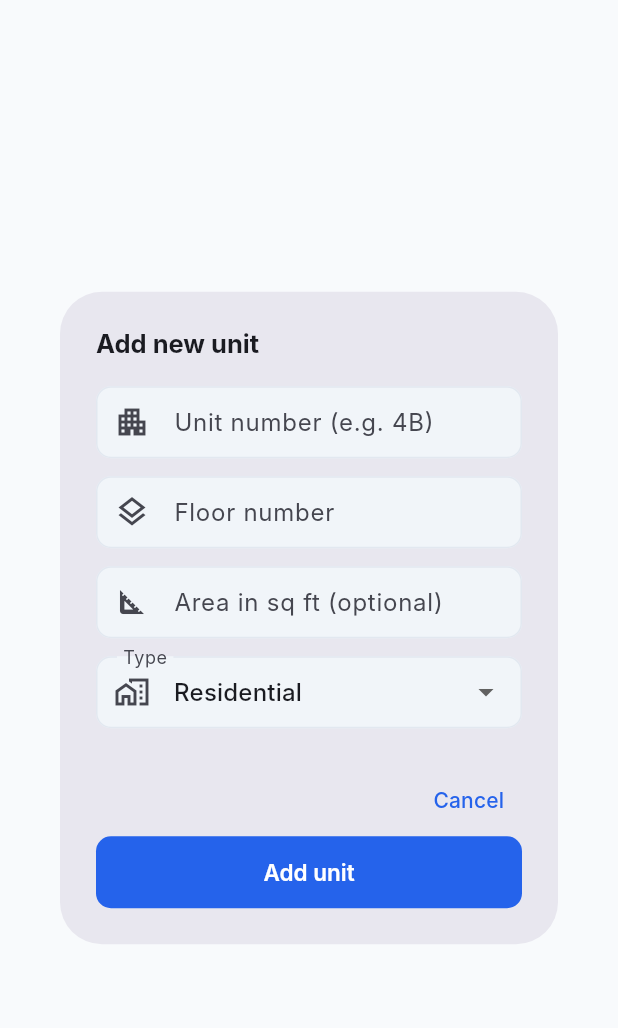
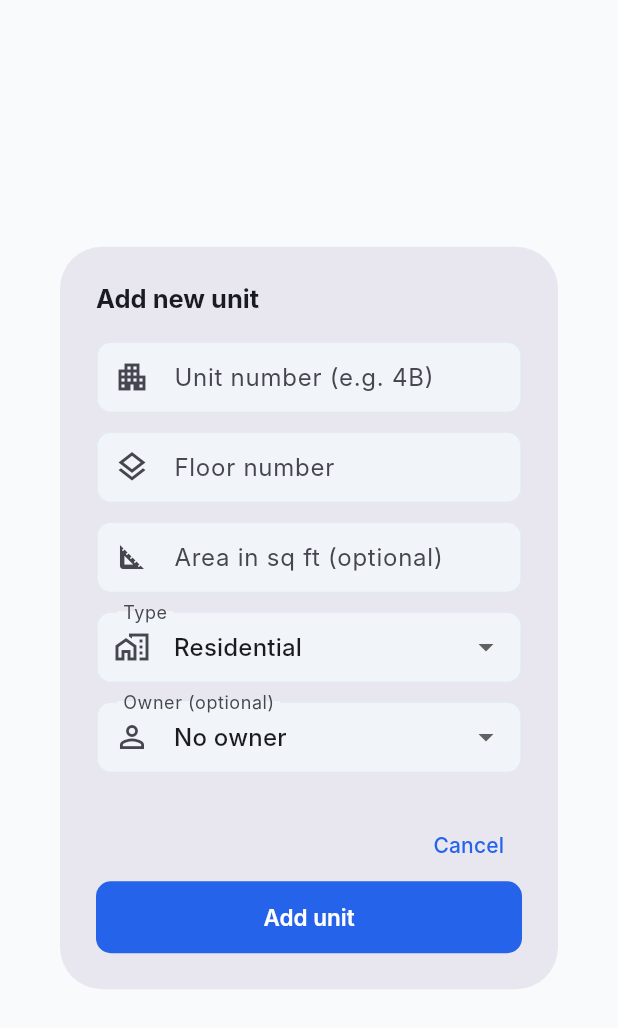
Before and after one commit to Saindane/3as-mobile, a Flutter app: the _AddPropertyDialog widget shown alone on an empty page, opened directly with empty values, on a phone screen of 412 x 824 dp. Shown: the top 1028 px of the screen. Run offline on Flutter 3.47's test engine with Material 3 defaults, Android fonts, the phone set to English and light mode, and no system bars; our stand-ins replace dio, flutter_riverpod, flutter_secure_storage, go_router, pinput; accounts and stored records are empty; network calls fail; Roboto replaces fonts that are missing (Inter).

Commit message:
feat: add owner dropdown to Add Unit dialog
Owner dropdown loads all users from API and shows:
  - 'No owner' option (null)
  - Each user: 'Name · +91 mobile'

Selected owner_id is sent to POST /properties as owner_id field.

```diff
--- a/lib/features/dashboard/presentation/screens/dashboard_screen.dart
+++ b/lib/features/dashboard/presentation/screens/dashboard_screen.dart
@@ -685,6 +685,23 @@ class _AddPropertyDialogState extends ConsumerState<_AddPropertyDialog> {
   int?    _ownerId;
   bool    _isLoading = false;
   String? _error;
+  List<Map<String, dynamic>> _users = [];
+
+  @override
+  void initState() {
+    super.initState();
+    _loadUsers();
+  }
+
+  Future<void> _loadUsers() async {
+    try {
+      final client = ref.read(dioClientProvider);
+      final res = await client.get(ApiEndpoints.users);
+      setState(() {
+        _users = List<Map<String, dynamic>>.from(res.data['items'] as List);
+      });
+    } catch (_) {}
+  }
 
   @override
   void dispose() {
@@ -811,6 +828,23 @@ class _AddPropertyDialogState extends ConsumerState<_AddPropertyDialog> {
               DropdownMenuItem(value: 'COMMERCIAL',  child: Text('Commercial')),
             ],
             onChanged: (v) => setState(() => _type = v!),
+          ),
+          const SizedBox(height: 12),
+          DropdownButtonFormField<int?>(
+            value: _ownerId,
+            decoration: const InputDecoration(
+              labelText: 'Owner (optional)',
+              border: OutlineInputBorder(),
+              prefixIcon: Icon(Icons.person_outline),
+            ),
+            items: [
+              const DropdownMenuItem<int?>(value: null, child: Text('No owner')),
+              ..._users.map((u) => DropdownMenuItem<int?>(
+                value: u['user_id'] as int,
+                child: Text('${u['name']} · +91 ${u['mobile']}'),
+              )),
+            ],
+            onChanged: (v) => setState(() => _ownerId = v),
           ),
         ]),
       )),
```
